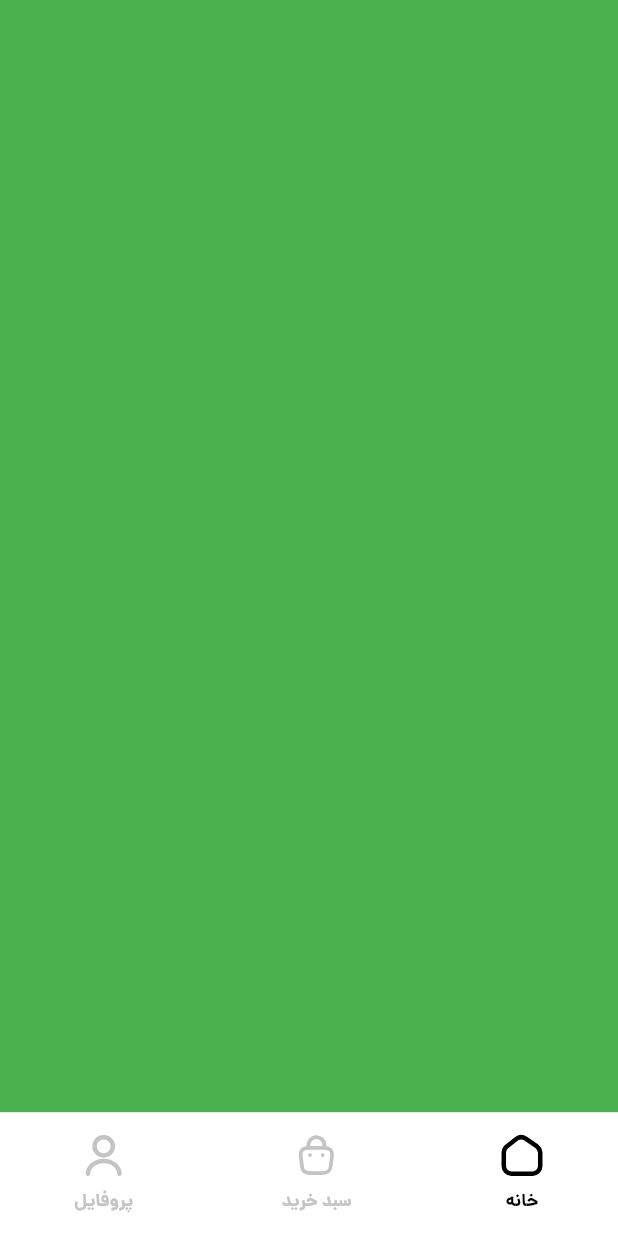
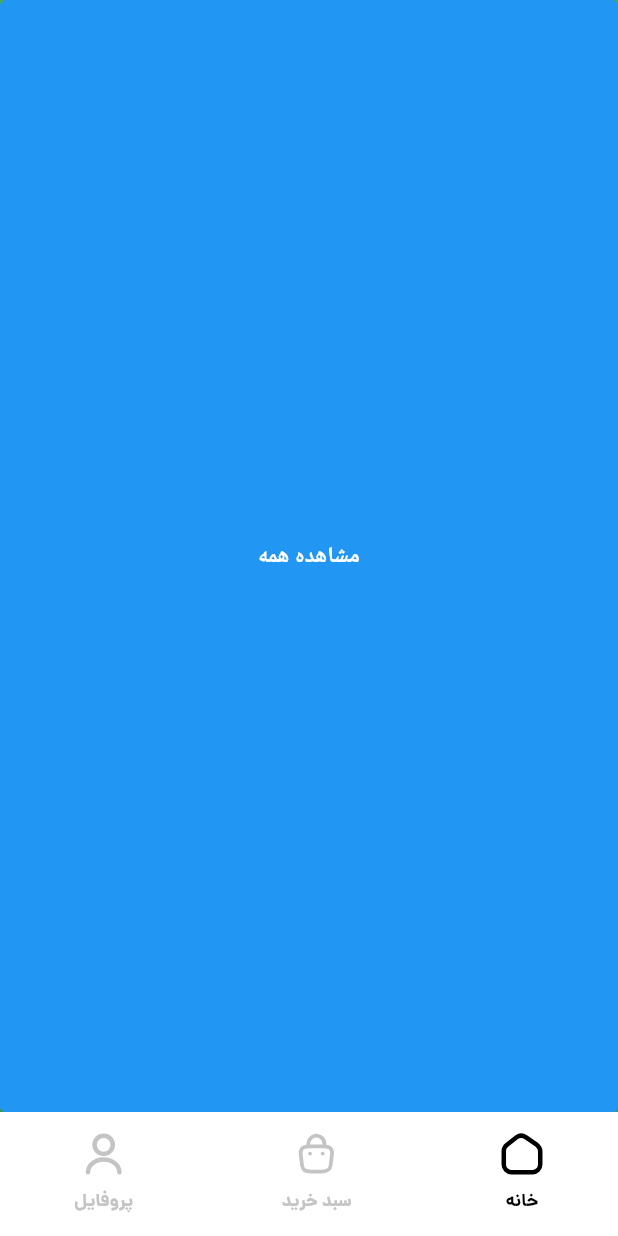
Before and after one commit to mohammad-dehghanifard/FlutterWatchStore, a Flutter app: the MainScreen screen opened by its route, on a phone screen of 412 x 824 dp. Run offline on Flutter 3.47's test engine with Material 2 defaults, Android fonts, the phone set to English and light mode, and no system bars; our stand-ins replace flutter_svg; generated files the repository leaves out were written again.

Commit message:
impl nested navigation

```diff
--- a/lib/components/theme.dart
+++ b/lib/components/theme.dart
@@ -8,7 +8,6 @@ class WatchTheme{
 
   static ThemeData lightTheme() {
     return ThemeData(
-      useMaterial3: true,
       scaffoldBackgroundColor: SolidLightColors.scaffoldColor,
       primaryColor: SolidLightColors.primary,
       inputDecorationTheme: InputDecorationTheme(
--- a/lib/main.dart
+++ b/lib/main.dart
@@ -18,8 +18,6 @@ void main() {
 
 class MyApp extends StatelessWidget {
   const MyApp({super.key});
-
-  // This widget is the root of your application.
   @override
   Widget build(BuildContext context) {
     return MaterialApp(
@@ -33,7 +31,7 @@ class MyApp extends StatelessWidget {
       supportedLocales: const [Locale('fa')],
       locale: const Locale('fa'),
       theme: WatchTheme.lightTheme(),
-      initialRoute: WatchRoutes.getOtpRoute,
+      initialRoute: WatchRoutes.sendOtpRoute,
       routes: watchRoutes,
     );
   }
--- a/lib/route/routes_map.dart
+++ b/lib/route/routes_map.dart
@@ -2,7 +2,7 @@ import 'package:flutter/cupertino.dart';
 import 'package:flutter_watch_store/route/route_names.dart';
 import 'package:flutter_watch_store/screens/get_opt_screen.dart';
 import 'package:flutter_watch_store/screens/main_screen/screens/main_screen.dart';
-import 'package:flutter_watch_store/screens/main_screen/single_producte_screen.dart';
+import 'package:flutter_watch_store/screens/single_producte_screen.dart';
 import 'package:flutter_watch_store/screens/prodocte_list_screen.dart';
 import 'package:flutter_watch_store/screens/register_screen.dart';
 import 'package:flutter_watch_store/screens/send_otp_screen.dart';
--- a/lib/screens/get_opt_screen.dart
+++ b/lib/screens/get_opt_screen.dart
@@ -45,7 +45,7 @@ class GetOtpScreen extends StatelessWidget {
               child: WatchMainButton(
                 title: WatchTexts.continuationTxt,
                 onTap: () {
-                  Navigator.pushNamed(context, WatchRoutes.sendOtpRoute);
+                  Navigator.pushReplacementNamed(context, WatchRoutes.registerRoute);
                 },
                 width: size.width / 1.3,
                 height: size.height / 18,
--- a/lib/screens/main_screen/screens/home_screen.dart
+++ b/lib/screens/main_screen/screens/home_screen.dart
@@ -1,4 +1,5 @@
 import 'package:flutter/material.dart';
+import 'package:flutter_watch_store/screens/prodocte_list_screen.dart';
 
 class HomeScreen extends StatelessWidget {
   const HomeScreen({super.key});
@@ -6,7 +7,14 @@ class HomeScreen extends StatelessWidget {
   @override
   Widget build(BuildContext context) {
     return Scaffold(
-      body: Container(color: Colors.green,),
+      body: Container(
+        width: double.infinity,
+        height: double.infinity,
+        color: Colors.green,
+      child: ElevatedButton(
+        onPressed: () => Navigator.of(context).push(MaterialPageRoute(builder: (context) => const ProductListScreen(),)),
+        child: const Text("مشاهده همه"),
+      ),),
     );
   }
 }
--- a/lib/screens/main_screen/screens/main_screen.dart
+++ b/lib/screens/main_screen/screens/main_screen.dart
@@ -14,11 +14,30 @@ class MainScreen extends StatefulWidget {
 
 class _MainScreenState extends State<MainScreen> {
   int selectedIndex = BottomNavIndex.homeIndex;
+
+  final GlobalKey<NavigatorState> _homeKey = GlobalKey();
+  final GlobalKey<NavigatorState> _basketKey = GlobalKey();
+  final GlobalKey<NavigatorState> _profileKey = GlobalKey();
+
+  late Map<int,GlobalKey<NavigatorState>> keyMap = {
+    BottomNavIndex.homeIndex : _homeKey,
+    BottomNavIndex.basketIndex : _basketKey,
+    BottomNavIndex.profileIndex : _profileKey,
+  };
+
+  Future<bool> _willPop() async{
+    if(keyMap[selectedIndex]!.currentState!.canPop()){
+      keyMap[selectedIndex]!.currentState!.pop();
+    }
+    return false;
+  }
   @override
   Widget build(BuildContext context) {
     final Size size = MediaQuery.sizeOf(context);
     return Scaffold(
-      body: Stack(
+      body: WillPopScope(
+        onWillPop: _willPop,
+        child: Stack(
           children: [
             // screens
             IndexedStack(
@@ -30,7 +49,10 @@ class _MainScreenState extends State<MainScreen> {
                     right: 0,
                     left: 0,
                     bottom: size.height * 0.1,
-                child: const HomeScreen(),
+                    child: Navigator(
+                      key: _homeKey,
+                      onGenerateRoute: (settings) => MaterialPageRoute(builder: (context) =>  const HomeScreen()),
+                    )
                 ),
 
                 // basket screen
@@ -39,7 +61,10 @@ class _MainScreenState extends State<MainScreen> {
                   right: 0,
                   left: 0,
                   bottom: size.height * 0.1,
-                child: const BasketScreen(),
+                  child: Navigator(
+                    key: _basketKey,
+                    onGenerateRoute: (settings) => MaterialPageRoute(builder: (context) => const BasketScreen()),
+                  ),
                 ),
 
                 // profile screen
@@ -48,7 +73,10 @@ class _MainScreenState extends State<MainScreen> {
                   right: 0,
                   left: 0,
                   bottom: size.height * 0.1,
-                child: const ProfileScreen(),
+                  child: Navigator(
+                    key: _profileKey,
+                    onGenerateRoute: (settings) => MaterialPageRoute(builder: (context) => const ProfileScreen()),
+                  ),
                 ),
 
 
@@ -69,6 +97,7 @@ class _MainScreenState extends State<MainScreen> {
 
           ],
         ),
+      )
     );
   }
 }
--- a/lib/screens/prodocte_list_screen.dart
+++ b/lib/screens/prodocte_list_screen.dart
@@ -7,8 +7,10 @@ class ProductListScreen extends StatelessWidget {
   Widget build(BuildContext context) {
     return Scaffold(
       body: Container(
-          color: Colors.white,
-        child: Text('صفحه لیست محصولات'),
+        width: double.infinity,
+        height: double.infinity,
+        color: Colors.white,
+        child: Center(child: Text('صفحه لیست محصول',style: TextStyle(color: Colors.black),)),
       ),
     );
   }
--- a/lib/screens/send_otp_screen.dart
+++ b/lib/screens/send_otp_screen.dart
@@ -35,7 +35,7 @@ class SendOtpScreen extends StatelessWidget {
               child: WatchMainButton(
                 title: WatchTexts.continuationTxt,
                 onTap: () {
-                  Navigator.pushReplacementNamed(context, WatchRoutes.registerRoute);
+                  Navigator.pushReplacementNamed(context, WatchRoutes.getOtpRoute);
                 },
                 width: double.infinity,
                 height: size.height / 18,
--- a/lib/screens/main_screen/single_producte_screen.dart
+++ b/lib/screens/single_producte_screen.dart
@@ -7,8 +7,10 @@ class SingleProductScreen extends StatelessWidget {
   Widget build(BuildContext context) {
     return Scaffold(
       body: Container(
+        width: double.infinity,
+        height: double.infinity,
         color: Colors.white,
-        child: Text('صفحه جزئیات محصول'),
+        child: Center(child: Text('صفحه جزئیات محصول',style: TextStyle(color: Colors.black),)),
       ),
     );
   }
```
Also changed, not shown: lib/screens/main_screen/screens/basket_screen.dart (+9 -1 lines). Lines whose indentation alone changed are shown as unchanged.
